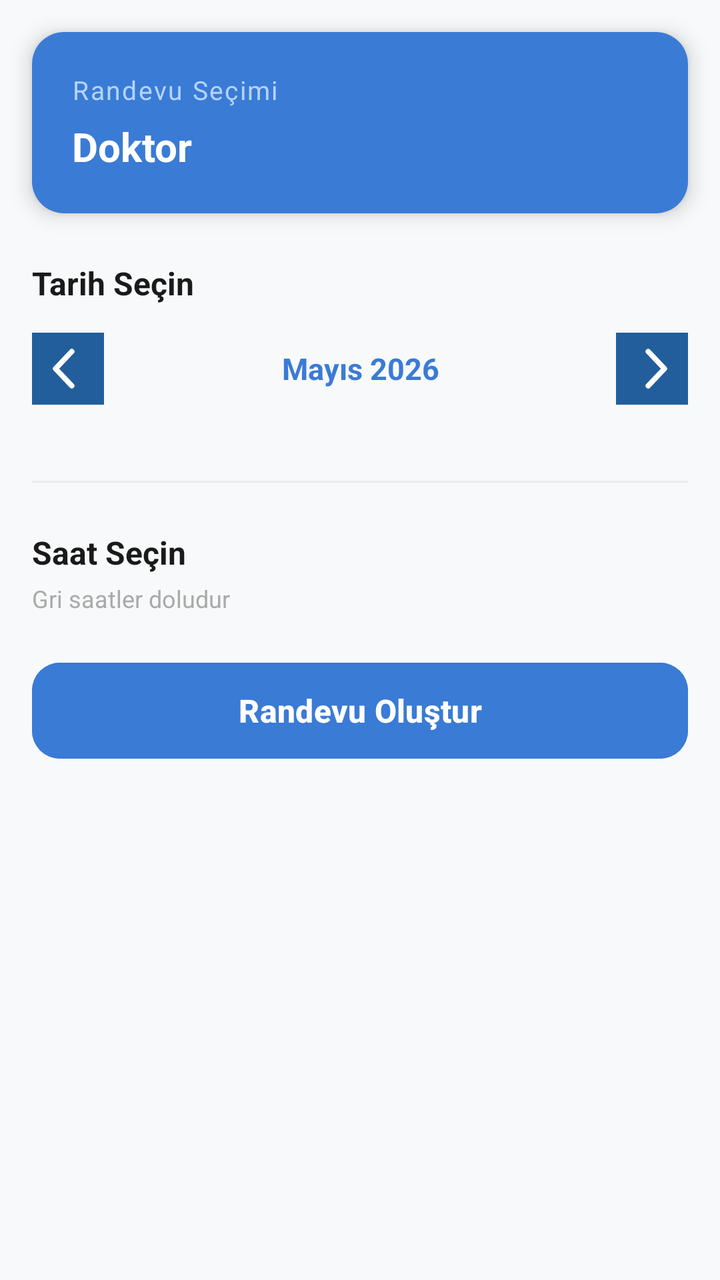
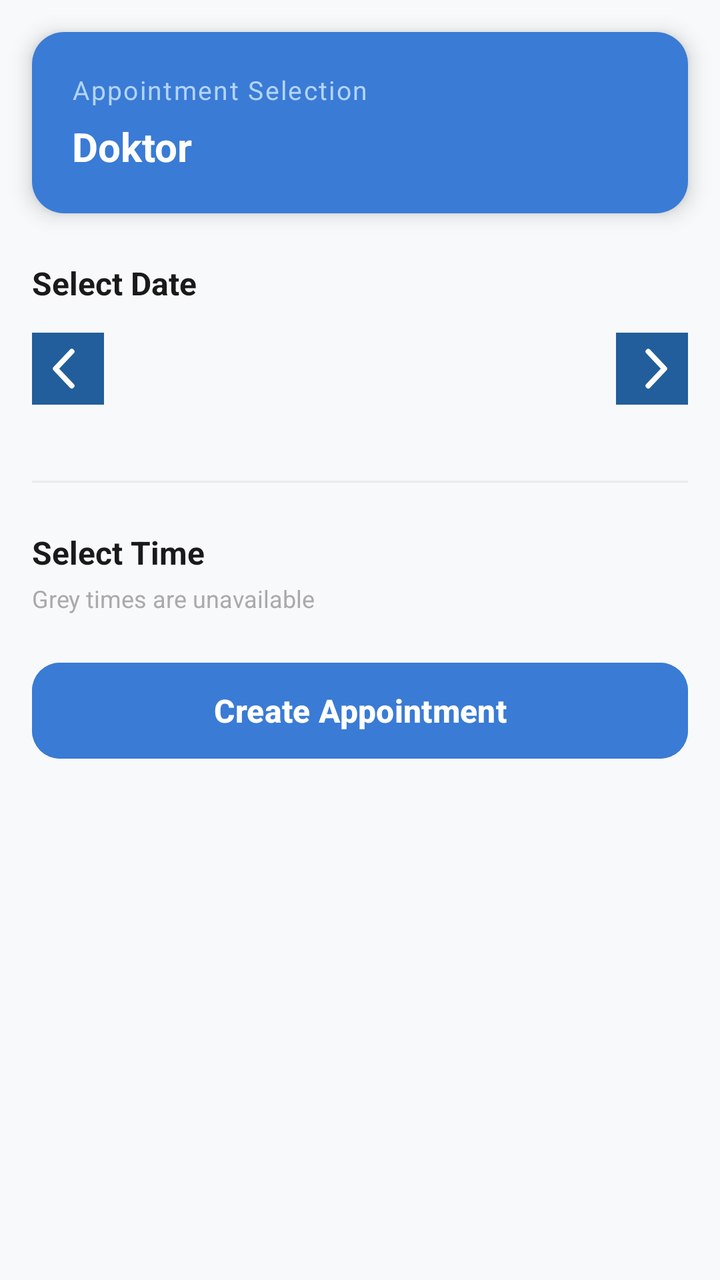

Compare the two renders of this Android layout. The source of the first and the diff that turns it into the second are given below.
<!-- AndroidManifest.xml: application theme Theme.HealifyApp -->
<!-- res/layout/fragment_calendar.xml -->
<?xml version="1.0" encoding="utf-8"?>
<ScrollView xmlns:android="http://schemas.android.com/apk/res/android"
    xmlns:app="http://schemas.android.com/apk/res-auto"
    android:layout_width="match_parent"
    android:layout_height="match_parent"
    android:background="#F8F9FA"
    android:fillViewport="true">

    <LinearLayout
        android:layout_width="match_parent"
        android:layout_height="wrap_content"
        android:orientation="vertical"
        android:paddingBottom="40dp">

        
        <androidx.cardview.widget.CardView
            android:layout_width="match_parent"
            android:layout_height="wrap_content"
            android:layout_marginStart="16dp"
            android:layout_marginEnd="16dp"
            android:layout_marginTop="16dp"
            app:cardCornerRadius="16dp"
            app:cardElevation="6dp">
            <LinearLayout
                android:layout_width="match_parent"
                android:layout_height="wrap_content"
                android:orientation="vertical"
                android:padding="20dp"
                android:background="#3A7BD5">
                <TextView
                    android:layout_width="wrap_content"
                    android:layout_height="wrap_content"
                    android:text="Randevu Seçimi"
                    android:textColor="#B3D4FF"
                    android:textSize="13sp"
                    android:letterSpacing="0.06" />
                <TextView
                    android:id="@+id/tvDoctorName"
                    android:layout_width="wrap_content"
                    android:layout_height="wrap_content"
                    android:text="Doktor"
                    android:textColor="#FFFFFF"
                    android:textSize="20sp"
                    android:textStyle="bold"
                    android:layout_marginTop="6dp" />
            </LinearLayout>
        </androidx.cardview.widget.CardView>

        
        <LinearLayout
            android:layout_width="match_parent"
            android:layout_height="wrap_content"
            android:orientation="vertical"
            android:layout_marginTop="24dp"
            android:paddingStart="16dp"
            android:paddingEnd="16dp">

            <TextView
                android:layout_width="wrap_content"
                android:layout_height="wrap_content"
                android:text="Tarih Seçin"
                android:textSize="16sp"
                android:textStyle="bold"
                android:textColor="#1A1A1A"
                android:layout_marginBottom="14dp" />

            
            <LinearLayout
                android:layout_width="match_parent"
                android:layout_height="wrap_content"
                android:orientation="horizontal"
                android:gravity="center_vertical"
                android:layout_marginBottom="14dp">

                <ImageButton
                    android:id="@+id/btnPrevWeek"
                    android:layout_width="36dp"
                    android:layout_height="36dp"
                    android:src="@drawable/back_button"
                    android:background="@android:color/transparent"
                    android:scaleType="fitCenter"
                    android:contentDescription="Önceki hafta" />

                <TextView
                    android:id="@+id/tvMonthYear"
                    android:layout_width="0dp"
                    android:layout_height="wrap_content"
                    android:layout_weight="1"
                    android:gravity="center"
                    android:text="Mayıs 2026"
                    android:textSize="15sp"
                    android:textStyle="bold"
                    android:textColor="#3A7BD5" />

                <ImageButton
                    android:id="@+id/btnNextWeek"
                    android:layout_width="36dp"
                    android:layout_height="36dp"
                    android:src="@drawable/back_button"
                    android:rotation="180"
                    android:background="@android:color/transparent"
                    android:scaleType="fitCenter"
                    android:contentDescription="Sonraki hafta" />

            </LinearLayout>

            
            <androidx.recyclerview.widget.RecyclerView
                android:id="@+id/rvDates"
                android:layout_width="match_parent"
                android:layout_height="wrap_content"
                android:clipToPadding="false" />

        </LinearLayout>

        
        <View
            android:layout_width="match_parent"
            android:layout_height="1dp"
            android:layout_marginTop="24dp"
            android:layout_marginStart="16dp"
            android:layout_marginEnd="16dp"
            android:background="#E8ECEF" />

        
        <LinearLayout
            android:layout_width="match_parent"
            android:layout_height="wrap_content"
            android:orientation="vertical"
            android:paddingStart="16dp"
            android:paddingEnd="16dp"
            android:layout_marginTop="24dp">

            <TextView
                android:layout_width="wrap_content"
                android:layout_height="wrap_content"
                android:text="Saat Seçin"
                android:textSize="16sp"
                android:textStyle="bold"
                android:textColor="#1A1A1A"
                android:layout_marginBottom="4dp" />

            <TextView
                android:layout_width="wrap_content"
                android:layout_height="wrap_content"
                android:text="Gri saatler doludur"
                android:textSize="12sp"
                android:textColor="#AAAAAA"
                android:layout_marginBottom="4dp" />

            
            <LinearLayout
                android:id="@+id/timeSlotContainer"
                android:layout_width="match_parent"
                android:layout_height="wrap_content"
                android:orientation="vertical" />

        </LinearLayout>

        
        <androidx.cardview.widget.CardView
            android:id="@+id/cardSummary"
            android:layout_width="match_parent"
            android:layout_height="wrap_content"
            android:layout_marginStart="16dp"
            android:layout_marginEnd="16dp"
            android:layout_marginTop="24dp"
            android:visibility="gone"
            app:cardCornerRadius="16dp"
            app:cardElevation="4dp">
            <LinearLayout
                android:layout_width="match_parent"
                android:layout_height="wrap_content"
                android:orientation="vertical"
                android:padding="20dp"
                android:background="#FFFFFF">
                <TextView
                    android:layout_width="wrap_content"
                    android:layout_height="wrap_content"
                    android:text="Seçiminiz"
                    android:textColor="#AAAAAA"
                    android:textSize="12sp" />
                <TextView
                    android:id="@+id/tvSummaryDate"
                    android:layout_width="wrap_content"
                    android:layout_height="wrap_content"
                    android:textColor="#1A1A1A"
                    android:textSize="15sp"
                    android:textStyle="bold"
                    android:layout_marginTop="6dp" />
                <TextView
                    android:id="@+id/tvSummaryTime"
                    android:layout_width="wrap_content"
                    android:layout_height="wrap_content"
                    android:textColor="#3A7BD5"
                    android:textSize="15sp"
                    android:layout_marginTop="4dp" />
            </LinearLayout>
        </androidx.cardview.widget.CardView>

        
        <Button
            android:id="@+id/btnCreateAppointment"
            android:layout_width="match_parent"
            android:layout_height="56dp"
            android:layout_marginStart="16dp"
            android:layout_marginEnd="16dp"
            android:layout_marginTop="16dp"
            android:text="Randevu Oluştur"
            android:textSize="16sp"
            android:textStyle="bold"
            android:backgroundTint="#3A7BD5"
            android:textColor="@android:color/white"
            app:cornerRadius="14dp" />

        
        <LinearLayout
            android:id="@+id/layoutSuccess"
            android:layout_width="match_parent"
            android:layout_height="wrap_content"
            android:orientation="vertical"
            android:gravity="center"
            android:padding="32dp"
            android:visibility="gone">

            <TextView
                android:layout_width="64dp"
                android:layout_height="64dp"
                android:gravity="center"
                android:text="✓"
                android:textSize="32sp"
                android:textColor="#FFFFFF"
                android:background="@drawable/bg_date_chip_selected" />

            <TextView
                android:layout_width="wrap_content"
                android:layout_height="wrap_content"
                android:text="Randevunuz Alındı!"
                android:textSize="22sp"
                android:textStyle="bold"
                android:textColor="#1A1A1A"
                android:layout_marginTop="16dp" />

            <TextView
                android:id="@+id/tvSuccessDetails"
                android:layout_width="wrap_content"
                android:layout_height="wrap_content"
                android:textSize="15sp"
                android:textColor="#666666"
                android:gravity="center"
                android:lineSpacingExtra="4dp"
                android:layout_marginTop="10dp" />

            
            <androidx.cardview.widget.CardView
                android:layout_width="match_parent"
                android:layout_height="wrap_content"
                android:layout_marginTop="20dp"
                app:cardCornerRadius="12dp"
                app:cardElevation="0dp">
                <LinearLayout
                    android:layout_width="match_parent"
                    android:layout_height="wrap_content"
                    android:orientation="vertical"
                    android:padding="16dp"
                    android:background="#EEF4FF">
                    <TextView
                        android:layout_width="wrap_content"
                        android:layout_height="wrap_content"
                        android:text="🏥  Önerilen Konaklama Süresi"
                        android:textColor="#3A7BD5"
                        android:textSize="12sp"
                        android:textStyle="bold" />
                    <TextView
                        android:id="@+id/tvStayDuration"
                        android:layout_width="wrap_content"
                        android:layout_height="wrap_content"
                        android:textColor="#1A1A1A"
                        android:textSize="14sp"
                        android:lineSpacingExtra="4dp"
                        android:layout_marginTop="6dp" />
                </LinearLayout>
            </androidx.cardview.widget.CardView>

            
            <com.google.android.material.button.MaterialButton
                android:id="@+id/btnPlanFlight"
                style="@style/Widget.MaterialComponents.Button.OutlinedButton"
                android:layout_width="match_parent"
                android:layout_height="52dp"
                android:layout_marginTop="14dp"
                android:text="✈   Uçuş Planla"
                android:textSize="15sp"
                android:textStyle="bold"
                android:textColor="#3A7BD5"
                app:strokeColor="#3A7BD5"
                app:strokeWidth="1.5dp"
                app:cornerRadius="14dp" />

        </LinearLayout>

    </LinearLayout>
</ScrollView>
<!-- resources referenced by this layout -->
<resources>
  <!-- drawable back_button (drawable) -->
  <vector xmlns:android="http://schemas.android.com/apk/res/android"
      android:width="42dp"
      android:height="42dp"
      android:viewportWidth="42"
      android:viewportHeight="42">
  
      <path
          android:pathData="M0,0h42v42h-42z"
          android:fillColor="#225E9B"
          android:strokeColor="#00000000"/>
  
      <path
          android:pathData="M23.23,31L13.731,21L23.23,11"
          android:strokeLineJoin="round"
          android:strokeWidth="3.07692"
          android:fillColor="#00000000"
          android:strokeColor="#ffffff"
          android:strokeLineCap="round"/>
  </vector>
  <!-- drawable bg_date_chip_selected (drawable) -->
  <?xml version="1.0" encoding="utf-8"?>
  <shape xmlns:android="http://schemas.android.com/apk/res/android"
      android:shape="rectangle">
      <solid android:color="#3A7BD5" />
      <corners android:radius="14dp" />
  </shape>
  <style name="Theme.HealifyApp" parent="Base.Theme.HealifyApp" />
  <style name="Base.Theme.HealifyApp" parent="Theme.Material3.DayNight.NoActionBar">
          
          
      </style>
</resources>

<!-- the commit's change to res/layout/fragment_calendar.xml (unified diff, before → after) -->
@@ -30,10 +30,11 @@
                 <TextView
                     android:layout_width="wrap_content"
                     android:layout_height="wrap_content"
-                    android:text="Randevu Seçimi"
+                    android:text="@string/cal_appointment_title"
                     android:textColor="#B3D4FF"
                     android:textSize="13sp"
-                    android:letterSpacing="0.06" />
+                    android:letterSpacing="0.06"
+                    android:textAlignment="viewStart" />
                 <TextView
                     android:id="@+id/tvDoctorName"
                     android:layout_width="wrap_content"
@@ -42,7 +43,8 @@
                     android:textColor="#FFFFFF"
                     android:textSize="20sp"
                     android:textStyle="bold"
-                    android:layout_marginTop="6dp" />
+                    android:layout_marginTop="6dp"
+                    android:textAlignment="viewStart" />
             </LinearLayout>
         </androidx.cardview.widget.CardView>
 
@@ -58,11 +60,12 @@
             <TextView
                 android:layout_width="wrap_content"
                 android:layout_height="wrap_content"
-                android:text="Tarih Seçin"
+                android:text="@string/cal_select_date"
                 android:textSize="16sp"
                 android:textStyle="bold"
                 android:textColor="#1A1A1A"
-                android:layout_marginBottom="14dp" />
+                android:layout_marginBottom="14dp"
+                android:textAlignment="viewStart" />
 
             
             <LinearLayout
@@ -79,7 +82,7 @@
                     android:src="@drawable/back_button"
                     android:background="@android:color/transparent"
                     android:scaleType="fitCenter"
-                    android:contentDescription="Önceki hafta" />
+                    android:contentDescription="@string/cal_prev_week" />
 
                 <TextView
                     android:id="@+id/tvMonthYear"
@@ -87,7 +90,6 @@
                     android:layout_height="wrap_content"
                     android:layout_weight="1"
                     android:gravity="center"
-                    android:text="Mayıs 2026"
                     android:textSize="15sp"
                     android:textStyle="bold"
                     android:textColor="#3A7BD5" />
@@ -100,7 +102,7 @@
                     android:rotation="180"
                     android:background="@android:color/transparent"
                     android:scaleType="fitCenter"
-                    android:contentDescription="Sonraki hafta" />
+                    android:contentDescription="@string/cal_next_week" />
 
             </LinearLayout>
 
@@ -134,19 +136,21 @@
             <TextView
                 android:layout_width="wrap_content"
                 android:layout_height="wrap_content"
-                android:text="Saat Seçin"
+                android:text="@string/cal_select_time"
                 android:textSize="16sp"
                 android:textStyle="bold"
                 android:textColor="#1A1A1A"
-                android:layout_marginBottom="4dp" />
-
-            <TextView
-                android:layout_width="wrap_content"
-                android:layout_height="wrap_content"
-                android:text="Gri saatler doludur"
+                android:layout_marginBottom="4dp"
+                android:textAlignment="viewStart" />
+
+            <TextView
+                android:layout_width="wrap_content"
+                android:layout_height="wrap_content"
+                android:text="@string/cal_times_unavailable"
                 android:textSize="12sp"
                 android:textColor="#AAAAAA"
-                android:layout_marginBottom="4dp" />
+                android:layout_marginBottom="4dp"
+                android:textAlignment="viewStart" />
 
             
             <LinearLayout
@@ -177,9 +181,10 @@
                 <TextView
                     android:layout_width="wrap_content"
                     android:layout_height="wrap_content"
-                    android:text="Seçiminiz"
+                    android:text="@string/cal_your_selection"
                     android:textColor="#AAAAAA"
-                    android:textSize="12sp" />
+                    android:textSize="12sp"
+                    android:textAlignment="viewStart" />
                 <TextView
                     android:id="@+id/tvSummaryDate"
                     android:layout_width="wrap_content"
@@ -187,14 +192,16 @@
                     android:textColor="#1A1A1A"
                     android:textSize="15sp"
                     android:textStyle="bold"
-                    android:layout_marginTop="6dp" />
+                    android:layout_marginTop="6dp"
+                    android:textAlignment="viewStart" />
                 <TextView
                     android:id="@+id/tvSummaryTime"
                     android:layout_width="wrap_content"
                     android:layout_height="wrap_content"
                     android:textColor="#3A7BD5"
                     android:textSize="15sp"
-                    android:layout_marginTop="4dp" />
+                    android:layout_marginTop="4dp"
+                    android:textAlignment="viewStart" />
             </LinearLayout>
         </androidx.cardview.widget.CardView>
 
@@ -206,7 +213,7 @@
             android:layout_marginStart="16dp"
             android:layout_marginEnd="16dp"
             android:layout_marginTop="16dp"
-            android:text="Randevu Oluştur"
+            android:text="@string/cal_create_appointment"
             android:textSize="16sp"
             android:textStyle="bold"
             android:backgroundTint="#3A7BD5"
@@ -235,11 +242,12 @@
             <TextView
                 android:layout_width="wrap_content"
                 android:layout_height="wrap_content"
-                android:text="Randevunuz Alındı!"
+                android:text="@string/cal_appointment_booked"
                 android:textSize="22sp"
                 android:textStyle="bold"
                 android:textColor="#1A1A1A"
-                android:layout_marginTop="16dp" />
+                android:layout_marginTop="16dp"
+                android:textAlignment="center" />
 
             <TextView
                 android:id="@+id/tvSuccessDetails"
@@ -249,7 +257,8 @@
                 android:textColor="#666666"
                 android:gravity="center"
                 android:lineSpacingExtra="4dp"
-                android:layout_marginTop="10dp" />
+                android:layout_marginTop="10dp"
+                android:textAlignment="center" />
 
             
             <androidx.cardview.widget.CardView
@@ -267,10 +276,11 @@
                     <TextView
                         android:layout_width="wrap_content"
                         android:layout_height="wrap_content"
-                        android:text="🏥  Önerilen Konaklama Süresi"
+                        android:text="@string/cal_recommended_stay"
                         android:textColor="#3A7BD5"
                         android:textSize="12sp"
-                        android:textStyle="bold" />
+                        android:textStyle="bold"
+                        android:textAlignment="viewStart" />
                     <TextView
                         android:id="@+id/tvStayDuration"
                         android:layout_width="wrap_content"
@@ -278,7 +288,8 @@
                         android:textColor="#1A1A1A"
                         android:textSize="14sp"
                         android:lineSpacingExtra="4dp"
-                        android:layout_marginTop="6dp" />
+                        android:layout_marginTop="6dp"
+                        android:textAlignment="viewStart" />
                 </LinearLayout>
             </androidx.cardview.widget.CardView>
 
@@ -289,7 +300,7 @@
                 android:layout_width="match_parent"
                 android:layout_height="52dp"
                 android:layout_marginTop="14dp"
-                android:text="✈   Uçuş Planla"
+                android:text="@string/cal_plan_flight"
                 android:textSize="15sp"
                 android:textStyle="bold"
                 android:textColor="#3A7BD5"
<!-- resource entries referenced after the edit -->
@@ -27,6 +27,17 @@
       <solid android:color="#3A7BD5" />
       <corners android:radius="14dp" />
   </shape>
+  <string name="cal_appointment_booked">Appointment Booked!</string>
+  <string name="cal_appointment_title">Appointment Selection</string>
+  <string name="cal_create_appointment">Create Appointment</string>
+  <string name="cal_next_week">Next week</string>
+  <string name="cal_plan_flight">✈   Plan Flight</string>
+  <string name="cal_prev_week">Previous week</string>
+  <string name="cal_recommended_stay">🏥  Recommended Stay Duration</string>
+  <string name="cal_select_date">Select Date</string>
+  <string name="cal_select_time">Select Time</string>
+  <string name="cal_times_unavailable">Grey times are unavailable</string>
+  <string name="cal_your_selection">Your Selection</string>
   <style name="Theme.HealifyApp" parent="Base.Theme.HealifyApp" />
   <style name="Base.Theme.HealifyApp" parent="Theme.Material3.DayNight.NoActionBar">
           
